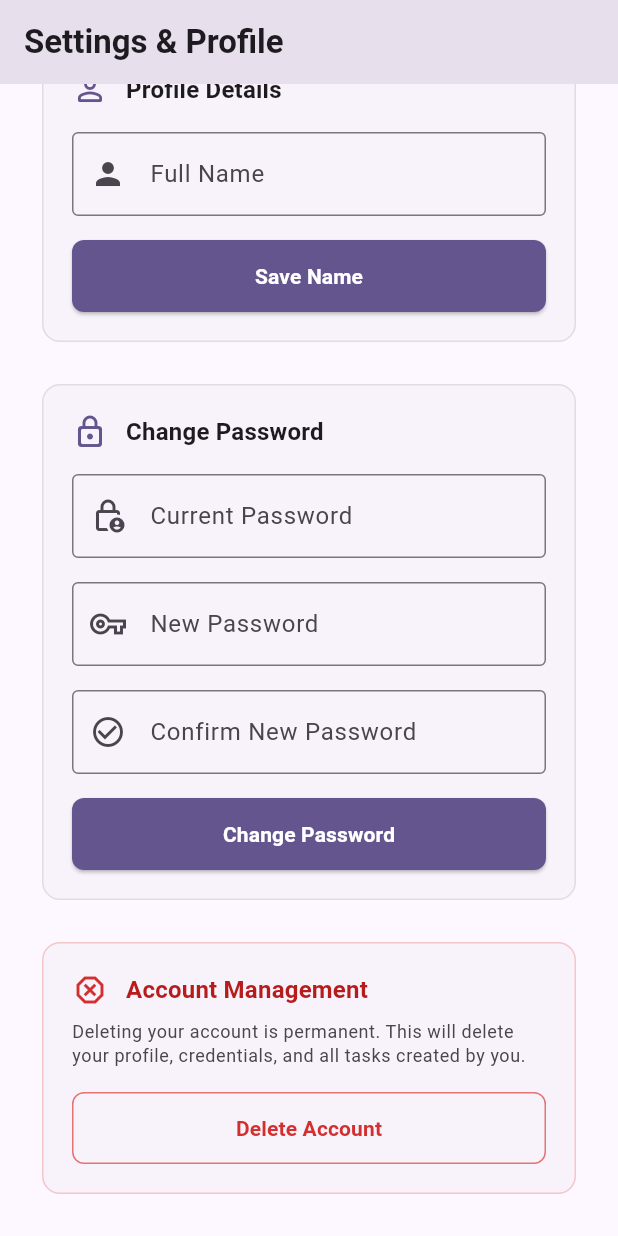
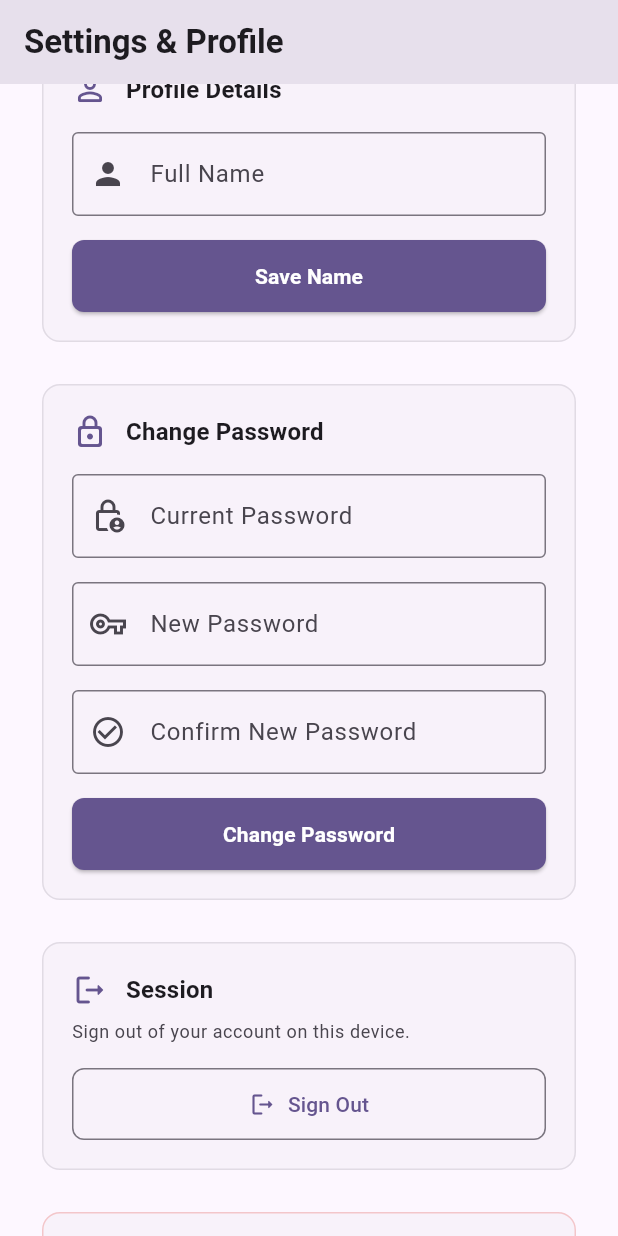
Before and after one commit to Narukarudra10/task-manager-erp, a Flutter app: the SettingsScreen screen opened directly, scrolled down 212 dp, on a phone screen of 412 x 824 dp. Run offline on Flutter 3.47's test engine with Material 3 defaults, Android fonts, the phone set to English and light mode, and no system bars; our stand-ins replace file_picker, hive, hive_flutter; accounts and stored records are empty.

Commit message:
feat: implement task board UI, API service layer, and responsive settings screen

```diff
--- a/task_manager_app/lib/screens/settings_screen.dart
+++ b/task_manager_app/lib/screens/settings_screen.dart
@@ -185,6 +185,9 @@ class _SettingsScreenState extends State<SettingsScreen> {
 
       try {
         await context.read<AuthProvider>().deleteAccount();
+        if (mounted) {
+          Navigator.of(context).popUntil((route) => route.isFirst);
+        }
       } catch (e) {
         messenger.showSnackBar(
           SnackBar(content: Text('Failed to delete account: $e')),
@@ -483,6 +486,75 @@ class _SettingsScreenState extends State<SettingsScreen> {
               ),
               const SizedBox(height: 20),
 
+              // Sign Out Card
+              Card(
+                elevation: 0,
+                shape: RoundedRectangleBorder(
+                  borderRadius: BorderRadius.circular(12),
+                  side: BorderSide(
+                    color: theme.colorScheme.outlineVariant.withOpacity(0.5),
+                  ),
+                ),
+                child: Padding(
+                  padding: const EdgeInsets.all(20.0),
+                  child: Column(
+                    crossAxisAlignment: CrossAxisAlignment.start,
+                    children: [
+                      Row(
+                        children: [
+                          Icon(
+                            Icons.logout_rounded,
+                            color: theme.colorScheme.primary,
+                          ),
+                          const SizedBox(width: 12),
+                          Text(
+                            'Session',
+                            style: theme.textTheme.titleMedium?.copyWith(
+                              fontWeight: FontWeight.bold,
+                            ),
+                          ),
+                        ],
+                      ),
+                      const SizedBox(height: 8),
+                      Text(
+                        'Sign out of your account on this device.',
+                        style: theme.textTheme.bodySmall?.copyWith(
+                          color: theme.colorScheme.onSurfaceVariant,
+                        ),
+                      ),
+                      const SizedBox(height: 16),
+                      SizedBox(
+                        width: double.infinity,
+                        child: OutlinedButton.icon(
+                          onPressed: () async {
+                            final messenger = ScaffoldMessenger.of(context);
+                            try {
+                              await context.read<AuthProvider>().signOut();
+                              if (context.mounted) {
+                                Navigator.of(context).popUntil((route) => route.isFirst);
+                              }
+                            } catch (e) {
+                              messenger.showSnackBar(
+                                SnackBar(content: Text('Failed to sign out: $e')),
+                              );
+                            }
+                          },
+                          icon: const Icon(Icons.logout_rounded),
+                          label: const Text('Sign Out'),
+                          style: OutlinedButton.styleFrom(
+                            padding: const EdgeInsets.symmetric(vertical: 14),
+                            shape: RoundedRectangleBorder(
+                              borderRadius: BorderRadius.circular(8),
+                            ),
+                          ),
+                        ),
+                      ),
+                    ],
+                  ),
+                ),
+              ),
+              const SizedBox(height: 20),
+
               // Account Management Card (Delete Account)
               Card(
                 elevation: 0,
```
Also changed, not shown: task_manager_app/lib/screens/task_board_screen.dart (+48 -31 lines), task_manager_app/lib/services/api_service.dart (+10 -8 lines), 2 other files.
